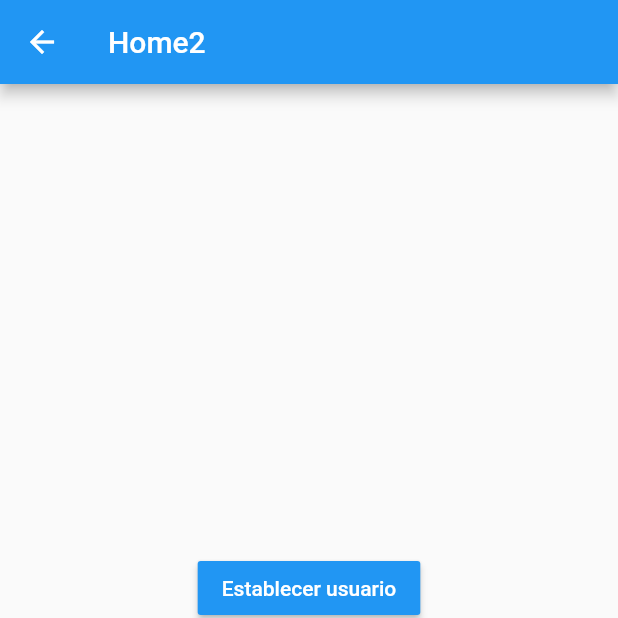
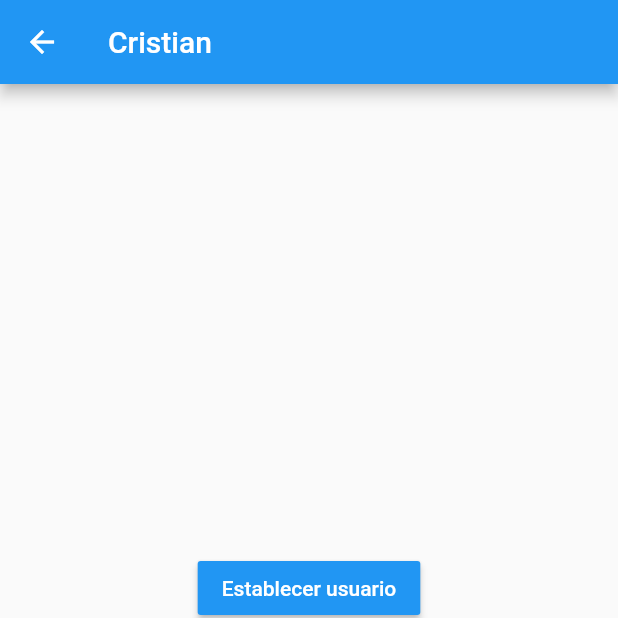
Before and after one commit to Khriz21/Flutter-estados, a Flutter app: the Home2 screen opened by its route, after a tap on "Establecer usuario", on a phone screen of 412 x 824 dp, the top half of it. Run offline on Flutter 3.47's test engine with Material 2 defaults, Android fonts, the phone set to English and light mode, and no system bars.

Commit message:
Singleton terminado

```diff
--- a/lib/screens/home.dart
+++ b/lib/screens/home.dart
@@ -1,5 +1,7 @@
 import 'package:flutter/material.dart';
+import 'package:flutter_estados/models/user.dart';
 import 'package:flutter_estados/screens/screens.dart';
+import 'package:flutter_estados/services/user_service.dart';
 
 class HomeScreen extends StatelessWidget {
   const HomeScreen({Key? key}) : super(key: key);
@@ -9,25 +11,29 @@ class HomeScreen extends StatelessWidget {
   @override
   Widget build(BuildContext context) {
     return Scaffold(
-      appBar: AppBar(
-        title: const Text('Pantalla 1'),
+      appBar: AppBar(title: const Text("Inicio")),
+      body: StreamBuilder(
+        stream: userService.userController,
+        builder: (BuildContext context, AsyncSnapshot<User> snapshot) {
+          return snapshot.hasData
+              ? UserInformation(userService.user)
+              : const Center(
+                  child: Text('No hay informacion'),
+                );
+        },
       ),
-      body: const UserInformation(),
       floatingActionButton: FloatingActionButton(
-        onPressed: () => Navigator.pushNamed(
-          context,
-          Home2.routerName,
-        ),
-        child: const Icon(Icons.person_add_alt),
+        onPressed: () => Navigator.pushNamed(context, Home2.routerName),
+        child: const Icon(Icons.person_add),
       ),
     );
   }
 }
 
 class UserInformation extends StatelessWidget {
-  const UserInformation({
-    Key? key,
-  }) : super(key: key);
+  const UserInformation(this.user, {super.key});
+
+  final User user;
 
   @override
   Widget build(BuildContext context) {
@@ -37,31 +43,37 @@ class UserInformation extends StatelessWidget {
       width: double.infinity,
       child: Column(
         crossAxisAlignment: CrossAxisAlignment.start,
-        children: const [
-          Text(
+        children: [
+          const Text(
             'General',
             style: TextStyle(
               fontSize: 18,
               fontWeight: FontWeight.bold,
             ),
           ),
-          Divider(),
+          const Divider(),
           ListTile(
-            title: Text('Nombre: '),
+            title: Text('Nombre: ${user.name} '),
           ),
           ListTile(
-            title: Text('Edad: '),
+            title: Text('Edad: ${user.age} '),
           ),
-          Text(
+          const Text(
             'Profesiones',
             style: TextStyle(
               fontSize: 18,
               fontWeight: FontWeight.bold,
             ),
           ),
-          Divider(),
+          const Divider(),
           ListTile(
-            title: Text('Profesión 1:'),
+            title: Text('Profesión 1: ${user.professions[0]}'),
+          ),
+          const ListTile(
+            title: Text('Profesión 2: '),
+          ),
+          const ListTile(
+            title: Text('Profesión 3: '),
           ),
         ],
       ),
--- a/lib/screens/home2.dart
+++ b/lib/screens/home2.dart
@@ -1,4 +1,6 @@
 import 'package:flutter/material.dart';
+import 'package:flutter_estados/models/user.dart';
+import 'package:flutter_estados/services/user_service.dart';
 
 class Home2 extends StatelessWidget {
   const Home2({Key? key}) : super(key: key);
@@ -8,14 +10,29 @@ class Home2 extends StatelessWidget {
   @override
   Widget build(BuildContext context) {
     return Scaffold(
-      appBar: AppBar(title: const Text('Home2')),
+      appBar: AppBar(
+        title: StreamBuilder(
+          stream: userService.userController,
+          builder: (BuildContext context, AsyncSnapshot<User> snapshot) {
+            return snapshot.hasData
+                ? Text(snapshot.data!.name)
+                : const Text('Nombre de usuario');
+          },
+        ),
+      ),
       body: Center(
           child: Column(
         mainAxisAlignment: MainAxisAlignment.center,
         children: [
           MaterialButton(
             color: Colors.blue,
-            onPressed: () {},
+            onPressed: () {
+              final newUser =
+                  User(name: 'Cristian', age: 29, professions: ["programador"]);
+              userService.loadUser(
+                newUser,
+              );
+            },
             child: const Text(
               'Establecer usuario',
               style: TextStyle(color: Colors.white),
@@ -23,7 +40,9 @@ class Home2 extends StatelessWidget {
           ),
           MaterialButton(
             color: Colors.blue,
-            onPressed: () {},
+            onPressed: () {
+              userService.changeAge(30);
+            },
             child: const Text(
               'Cambiar edad',
               style: TextStyle(color: Colors.white),
--- /dev/null
+++ b/lib/services/user_service.dart
@@ -0,0 +1,33 @@
+import 'dart:async';
+
+import 'package:flutter_estados/models/user.dart' show User;
+
+class _UserService {
+  // ignore: avoid_init_to_null
+  late User? _user = null;
+
+  final StreamController<User> _userController =
+      StreamController<User>.broadcast();
+
+  User get user => _user!;
+
+  bool get isUser => (_user != null) ? true : false;
+
+  Stream<User> get userController => _userController.stream;
+
+  void loadUser(User user) {
+    _user = user;
+    _userController.add(user);
+  }
+
+  void changeAge(int age) {
+    _user!.age = age;
+    _userController.add(_user!);
+  }
+
+  dispose() {
+    _userController.close();
+  }
+}
+
+final userService = _UserService();
```
Also changed, not shown: pubspec.yaml (+12 -3 lines), 2 other files.
